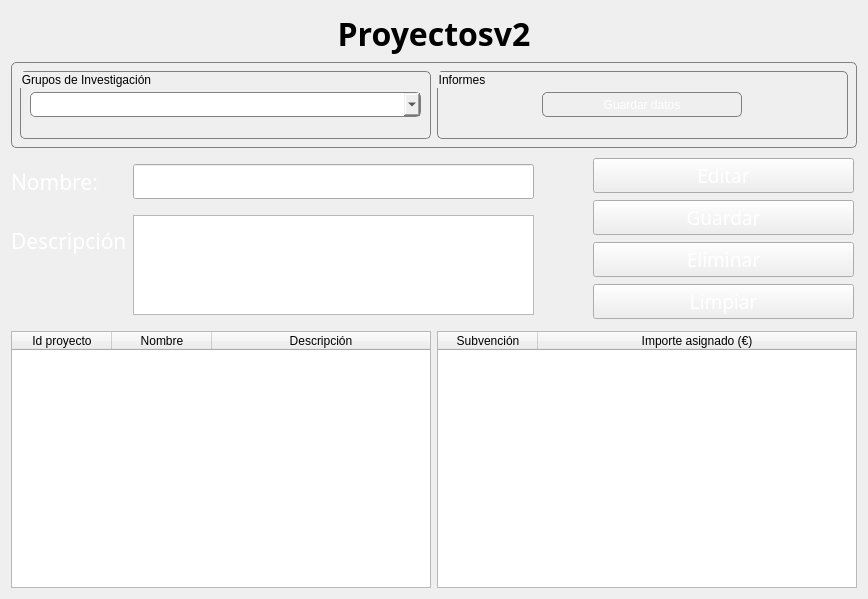
Old version of the form app/view/ProyectoPage.ui in the repository Orphereum/2DAM_DI_Universidad.
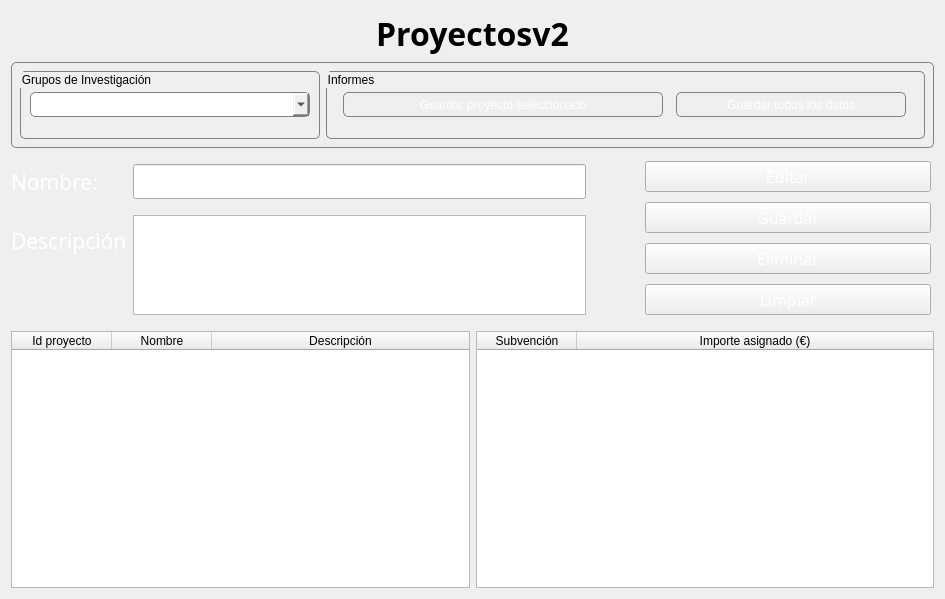
New version of the form.

The edit to the form file:
```diff
--- a/app/view/ProyectoPage.ui
+++ b/app/view/ProyectoPage.ui
@@ -6,7 +6,7 @@
    <rect>
     <x>0</x>
     <y>0</y>
-    <width>868</width>
+    <width>945</width>
     <height>599</height>
    </rect>
   </property>
@@ -58,7 +58,7 @@
 	border-radius: 5px
 }</string>
      </property>
-     <layout class="QHBoxLayout" name="horizontalLayout">
+     <layout class="QHBoxLayout" name="horizontalLayout" stretch="1,2">
       <item>
        <widget class="QGroupBox" name="groupBox">
         <property name="title">
@@ -86,7 +86,7 @@
         <property name="alignment">
          <set>Qt::AlignmentFlag::AlignLeading|Qt::AlignmentFlag::AlignLeft|Qt::AlignmentFlag::AlignVCenter</set>
         </property>
-        <layout class="QHBoxLayout" name="horizontalLayout_4">
+        <layout class="QHBoxLayout" name="horizontalLayout_4" stretch="1,0">
          <item>
           <widget class="QPushButton" name="pushButton">
            <property name="enabled">
@@ -100,7 +100,7 @@
            </property>
            <property name="maximumSize">
             <size>
-             <width>200</width>
+             <width>320</width>
              <height>25</height>
             </size>
            </property>
@@ -108,7 +108,32 @@
             <string notr="true">color:white</string>
            </property>
            <property name="text">
-            <string>Guardar datos</string>
+            <string>Guardar proyecto seleccionado</string>
+           </property>
+          </widget>
+         </item>
+         <item>
+          <widget class="QPushButton" name="btn_generarPDF_todos">
+           <property name="enabled">
+            <bool>true</bool>
+           </property>
+           <property name="minimumSize">
+            <size>
+             <width>0</width>
+             <height>25</height>
+            </size>
+           </property>
+           <property name="maximumSize">
+            <size>
+             <width>230</width>
+             <height>25</height>
+            </size>
+           </property>
+           <property name="styleSheet">
+            <string notr="true">color:white</string>
+           </property>
+           <property name="text">
+            <string>Guardar todos los datos</string>
            </property>
           </widget>
          </item>
@@ -221,7 +246,7 @@
          <property name="font">
           <font>
            <family>Poppins</family>
-           <pointsize>14</pointsize>
+           <pointsize>12</pointsize>
            <italic>false</italic>
            <fontweight>DemiBold</fontweight>
           </font>
@@ -239,7 +264,7 @@
          <property name="font">
           <font>
            <family>Poppins</family>
-           <pointsize>14</pointsize>
+           <pointsize>12</pointsize>
            <italic>false</italic>
            <fontweight>DemiBold</fontweight>
           </font>
@@ -257,7 +282,7 @@
          <property name="font">
           <font>
            <family>Poppins</family>
-           <pointsize>14</pointsize>
+           <pointsize>12</pointsize>
            <italic>false</italic>
            <fontweight>DemiBold</fontweight>
           </font>
@@ -275,7 +300,7 @@
          <property name="font">
           <font>
            <family>Poppins</family>
-           <pointsize>14</pointsize>
+           <pointsize>12</pointsize>
            <italic>false</italic>
            <fontweight>DemiBold</fontweight>
           </font>
```
Left out of the diff: 4 changed lines with no effect on the pictures.
